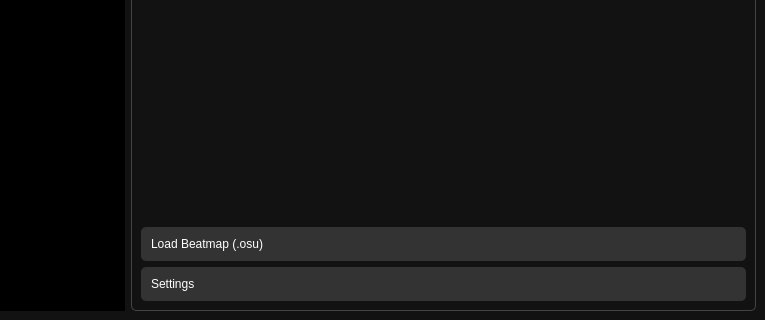
This is mainwindow.ui in hanbinhsh/OSU-Quick-Player as Qt 5 draws it before an edit; both pictures show x 435 to 1200 and y 480 to 800 of the 1200 by 800 pixel window. The edited form follows.
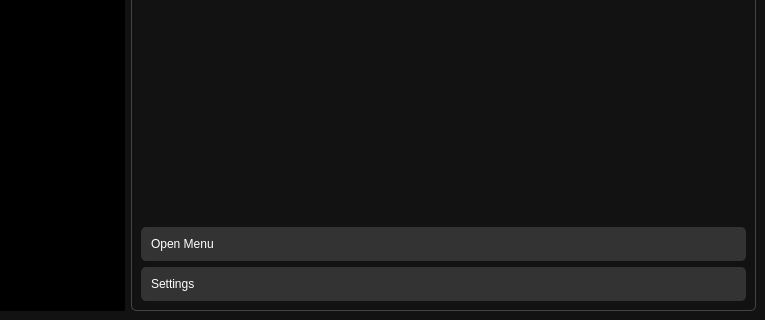
This is the edited form.

The edit to the form file:
```diff
--- a/mainwindow.ui
+++ b/mainwindow.ui
@@ -287,8 +287,12 @@
        </item>
        <item>
         <widget class="QPushButton" name="btnOpen">
-         <property name="text"><string>Load Beatmap (.osu)</string></property>
-         <property name="styleSheet"><string>background: #333; color: white; padding: 10px; border-radius: 5px; text-align: left;</string></property>
+         <property name="styleSheet">
+          <string>background: #333; color: white; padding: 10px; border-radius: 5px; text-align: left;</string>
+         </property>
+         <property name="text">
+          <string>Open Menu</string>
+         </property>
         </widget>
        </item>
        <item>
```
Left out of the diff: 299 changed lines with no effect on the pictures.
